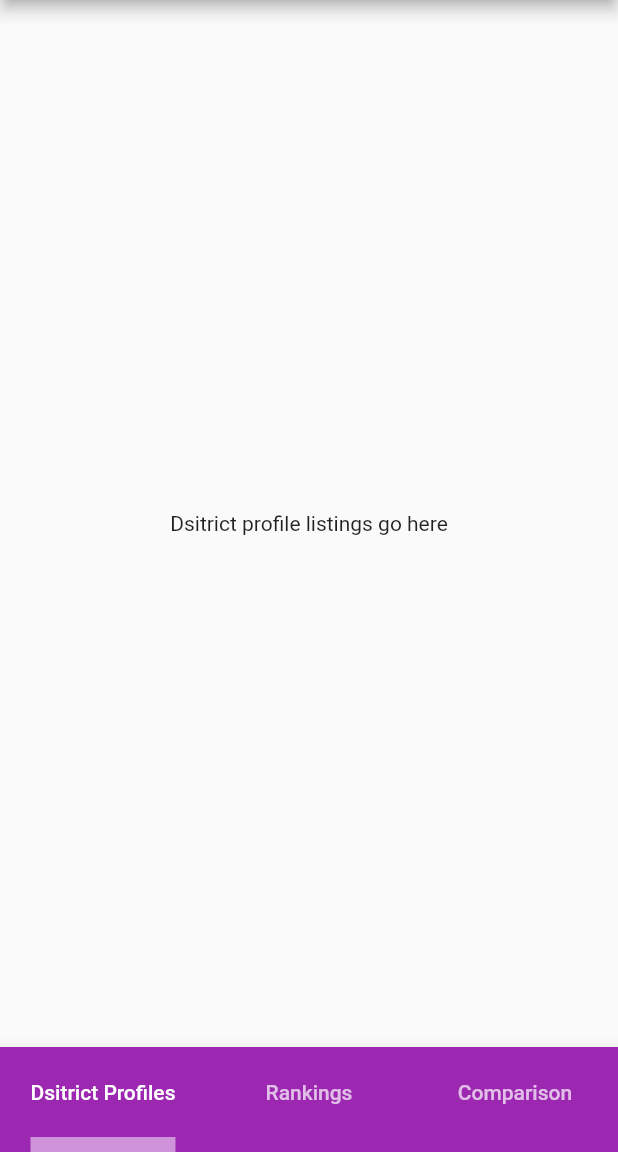
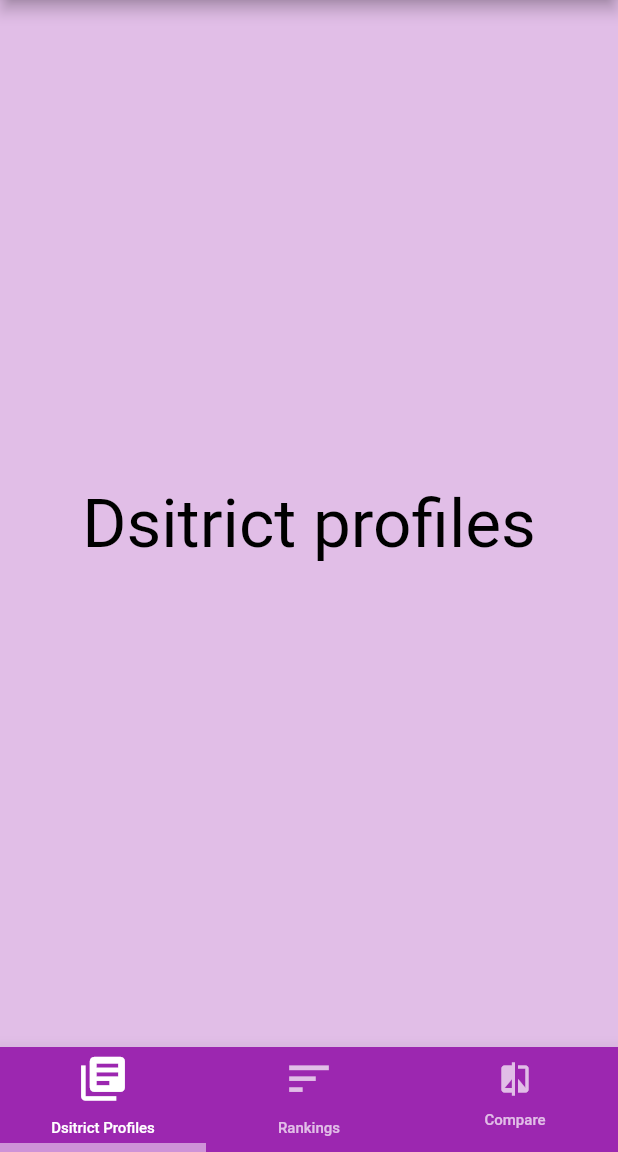
Before and after one commit to IHKodifier/Data4Pakistan, a Flutter app: the screen it shows after launch, on a phone screen of 412 x 824 dp, the part 84-1236 px from its top. Run offline on Flutter 3.47's test engine with Material 2 defaults, Android fonts, the phone set to English and light mode, and no system bars.

Commit message:
Initial Boiler Plate Improved

```diff
--- a/lib/screens/appHome.dart
+++ b/lib/screens/appHome.dart
@@ -21,13 +21,31 @@ class _AppHomePageState extends State<AppHomePage>
     _tabcontroller = TabController(length: 3, vsync: this);
     _tabs = [
       Tab(
-        child: Text('Dsitrict Profiles'),
+        icon: Icon(
+          Icons.library_books,
+          size: 35,
+        ),
+        child: Text(
+          'Dsitrict Profiles',
+          style: TextStyle(fontSize: 10),
+        ),
       ),
       Tab(
-        text: 'Rankings',
+        icon: Icon(
+          Icons.sort,
+          size: 35,
+        ),
+        child: Text(
+          'Rankings',
+          style: TextStyle(fontSize: 10),
+        ),
       ),
       Tab(
-        text: 'Comparison',
+        child: Text(
+          'Compare',
+          style: TextStyle(fontSize: 10),
+        ),
+        icon: Icon(Icons.compare),
       )
     ];
     _tabViews = [
@@ -62,17 +80,18 @@ class _AppHomePageState extends State<AppHomePage>
             child: TabBar(
               tabs: _tabs,
               controller: _tabcontroller,
-              indicatorSize: TabBarIndicatorSize.label,
-              indicatorWeight: 10.0,
+              indicatorSize: TabBarIndicatorSize.tab,
+              indicatorWeight: 6.0,
+
               indicatorColor: Theme.of(context).accentColor,
               // labelColor: Theme.of(context).accentColor,
               // isScrollable: true,
             ),
           )),
-    body: TabBarView(
-      children: _tabViews,
-      controller: _tabcontroller
-      ,),
+      body: TabBarView(
+        children: _tabViews,
+        controller: _tabcontroller,
+      ),
     );
   }
 }
--- a/lib/screens/comparisons.dart
+++ b/lib/screens/comparisons.dart
@@ -11,7 +11,8 @@ class _ComparisonsPageState extends State<ComparisonsPage> {
   @override
   Widget build(BuildContext context) {
     return Container(
-      child: Center(child: Text('Comparisons Page')),
+      color: Colors.purple.shade300,
+      child: Center(child: Text('Comparisons ',style: Theme.of(context).textTheme.display2.copyWith(color: Colors.white),)),
 
     );
   }
--- a/lib/screens/districtProfile.dart
+++ b/lib/screens/districtProfile.dart
@@ -10,7 +10,8 @@ class _DistrictProfilePageState extends State<DistrictProfilePage> {
   @override
   Widget build(BuildContext context) {
     return Container(
-      child: Center(child: Text('Dsitrict profile listings go here')),
+      color: Colors.purple.shade100,
+      child: Center(child: Text('Dsitrict profiles',style: Theme.of(context).textTheme.display2.copyWith(color: Colors.black),)),
 
     );
   }
--- a/lib/screens/rankings.dart
+++ b/lib/screens/rankings.dart
@@ -10,7 +10,8 @@ class _RankingsPageState extends State<RankingsPage> {
   @override
   Widget build(BuildContext context) {
     return Container(
-      child: Center(child: Text('Rankings Page')),
+      color: Colors.purple.shade200,
+      child: Center(child: Text('Rankings ',style: Theme.of(context).textTheme.display2.copyWith(color: Colors.white),)),
 
     );
   }
```
